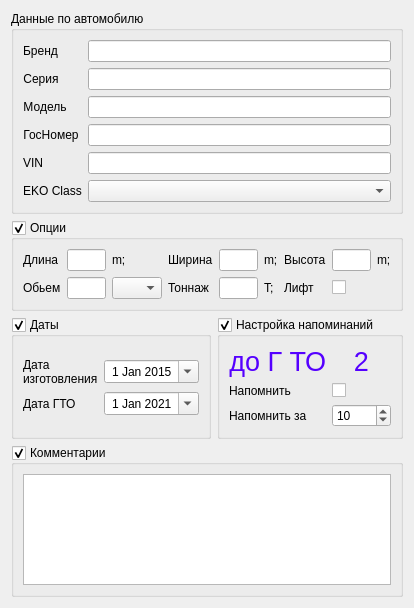
This is Modules/Autopark/Template/templateformauto.ui in Sakton/CONVEYANCE_Q as Qt 5 draws it before an edit. The edited form follows.
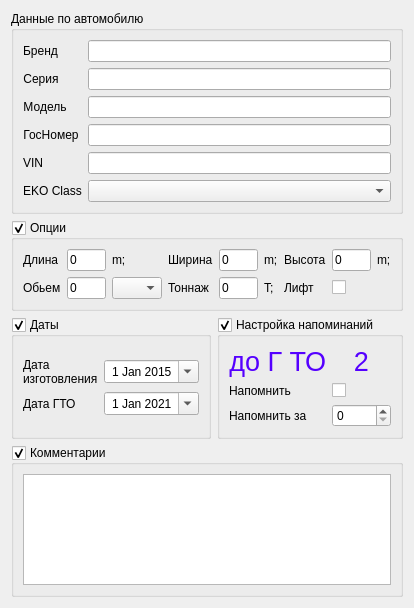
This is the edited form.

Patch:
```diff
--- a/Modules/Autopark/Template/templateformauto.ui
+++ b/Modules/Autopark/Template/templateformauto.ui
@@ -97,7 +97,7 @@
              <enum>QAbstractSpinBox::AdaptiveDecimalStepType</enum>
             </property>
             <property name="value">
-             <number>10</number>
+             <number>0</number>
             </property>
            </widget>
           </item>
@@ -426,7 +426,11 @@
            </widget>
           </item>
           <item row="0" column="5">
-           <widget class="QLineEdit" name="lineEditWidthCargon"/>
+           <widget class="QLineEdit" name="lineEditWidthCargon">
+            <property name="text">
+             <string>0</string>
+            </property>
+           </widget>
           </item>
           <item row="3" column="3">
            <widget class="QComboBox" name="comboBoxNotation">
@@ -458,7 +462,11 @@
            </widget>
           </item>
           <item row="3" column="2">
-           <widget class="QLineEdit" name="lineEditWolumeCargon"/>
+           <widget class="QLineEdit" name="lineEditWolumeCargon">
+            <property name="text">
+             <string>0</string>
+            </property>
+           </widget>
           </item>
           <item row="0" column="1">
            <widget class="QLabel" name="label_7">
@@ -504,10 +512,18 @@
            </widget>
           </item>
           <item row="0" column="2">
-           <widget class="QLineEdit" name="lineEditLenthCargon"/>
+           <widget class="QLineEdit" name="lineEditLenthCargon">
+            <property name="text">
+             <string>0</string>
+            </property>
+           </widget>
           </item>
           <item row="0" column="8">
-           <widget class="QLineEdit" name="lineEditHeightCargoon"/>
+           <widget class="QLineEdit" name="lineEditHeightCargoon">
+            <property name="text">
+             <string>0</string>
+            </property>
+           </widget>
           </item>
           <item row="0" column="9">
            <widget class="QLabel" name="label_15">
@@ -533,7 +549,11 @@
            </widget>
           </item>
           <item row="3" column="5">
-           <widget class="QLineEdit" name="lineEditMaximalCarring"/>
+           <widget class="QLineEdit" name="lineEditMaximalCarring">
+            <property name="text">
+             <string>0</string>
+            </property>
+           </widget>
           </item>
           <item row="3" column="7">
            <widget class="QLabel" name="label_16">
```
